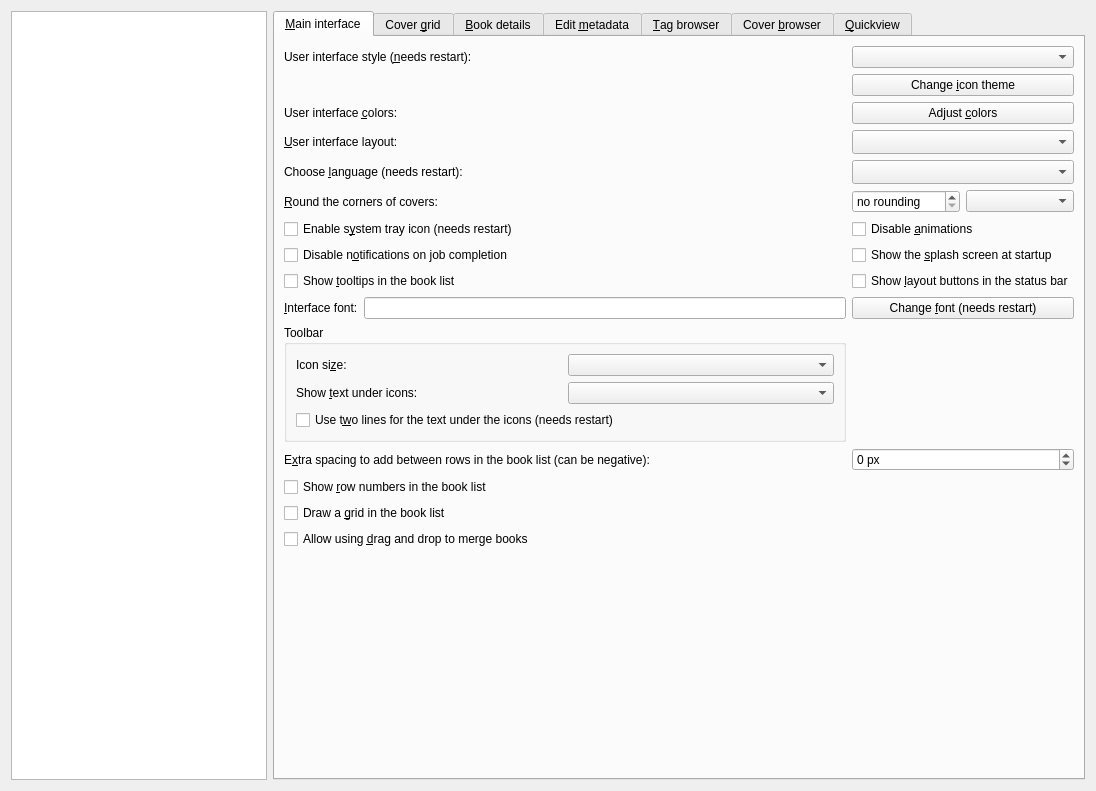
kovidgoyal/calibre, file src/calibre/gui2/preferences/look_feel.ui: the form before one commit.
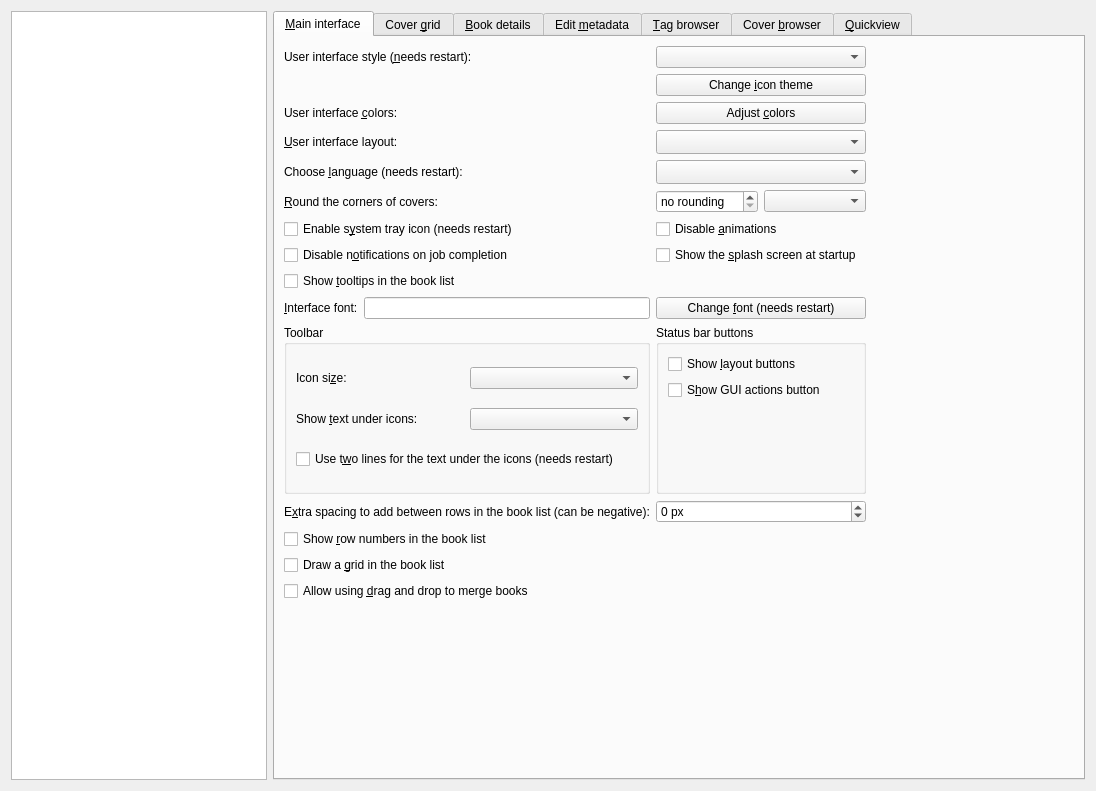
The form after the commit. Icons and pictures are not drawn. Custom widgets are drawn as their Qt base class.

Commit message: All GUI options stuff: 1. Add the option to show the "GUI actions" button in the status bar. The code to add the Preferences button is commented out. 2. Add a shortcut to All GUI Actions: Ctrl+Alt+Shift+G 3. Fix some existing problems in the All GUI Actions implementation. 4. Add the infrastructure for status line buttons (all in init.py) 5. Make using the shortcut for All GUI Actions place the menu over the button in the status bar, if it exists and is the only button/menu item. (actions.__init__.py)

```diff
--- a/src/calibre/gui2/preferences/look_feel.ui
+++ b/src/calibre/gui2/preferences/look_feel.ui
@@ -41,6 +41,23 @@
        <item row="0" column="1">
         <widget class="QComboBox" name="opt_ui_style"/>
        </item>
+       <item row="0" column="2">
+        <layout class="QHBoxLayout">
+         <item>
+          <spacer name="horizontalSpacer_3">
+           <property name="orientation">
+            <enum>Qt::Horizontal</enum>
+           </property>
+           <property name="sizeHint" stdset="0">
+            <size>
+             <width>20</width>
+             <height>1</height>
+            </size>
+           </property>
+          </spacer>
+         </item>
+        </layout>
+       </item>
        <item row="1" column="0">
         <widget class="QLabel" name="icon_theme">
          <property name="text">
@@ -190,13 +207,6 @@
          </property>
         </widget>
        </item>
-       <item row="8" column="1">
-        <widget class="QCheckBox" name="opt_show_layout_buttons">
-         <property name="text">
-          <string>Show &amp;layout buttons in the status bar</string>
-         </property>
-        </widget>
-       </item>
        <item row="9" column="0">
         <layout class="QHBoxLayout" name="horizontalLayout">
          <item>
@@ -267,6 +277,42 @@
          </layout>
         </widget>
        </item>
+       <item row="10" column="1">
+        <widget class="QGroupBox">
+         <property name="title">
+          <string>Status bar buttons</string>
+         </property>
+         <layout class="QVBoxLayout">
+          <item>
+           <widget class="QCheckBox" name="opt_show_layout_buttons">
+            <property name="text">
+             <string>Show &amp;layout buttons</string>
+            </property>
+           </widget>
+          </item>
+          <item>
+           <widget class="QCheckBox" name="opt_show_sb_all_actions_button">
+            <property name="text">
+             <string>S&amp;how GUI actions button</string>
+            </property>
+           </widget>
+          </item>
+          <item>
+           <spacer name="horizontalSpacer_3">
+            <property name="orientation">
+             <enum>Qt::Vertical</enum>
+            </property>
+            <property name="sizeHint" stdset="0">
+             <size>
+              <width>10</width>
+              <height>20</height>
+             </size>
+            </property>
+           </spacer>
+          </item>
+         </layout>
+        </widget>
+       </item>
        <item row="11" column="0">
         <widget class="QLabel" name="label_4">
          <property name="text">
```
The commit also changes 5 other files.
